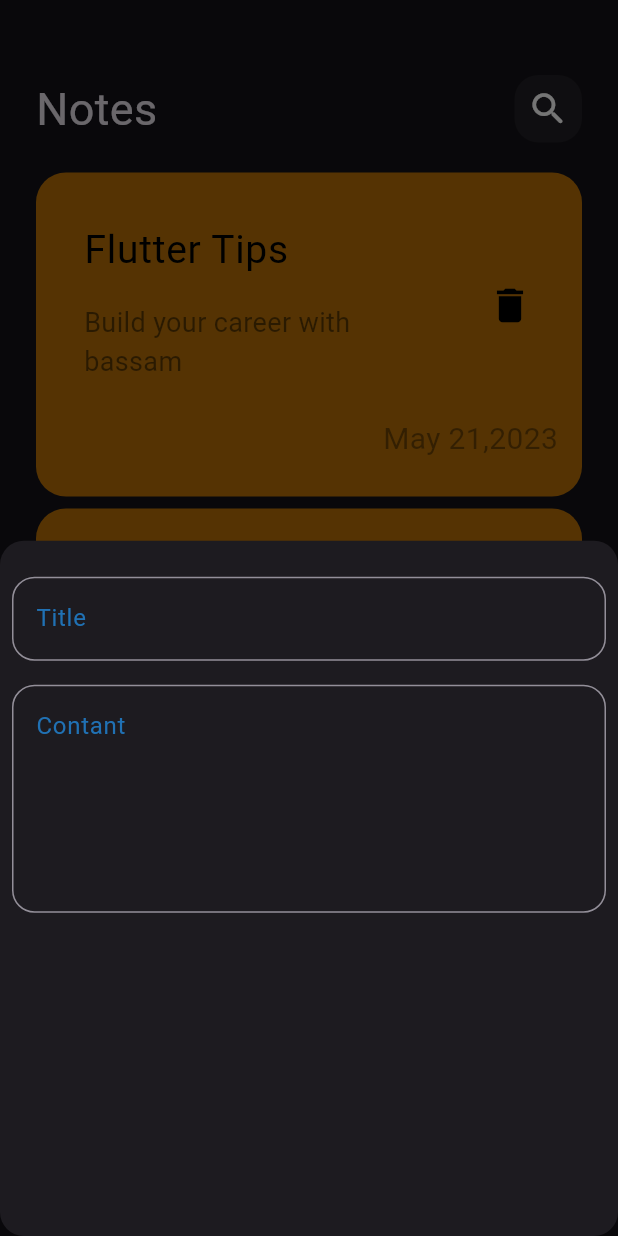
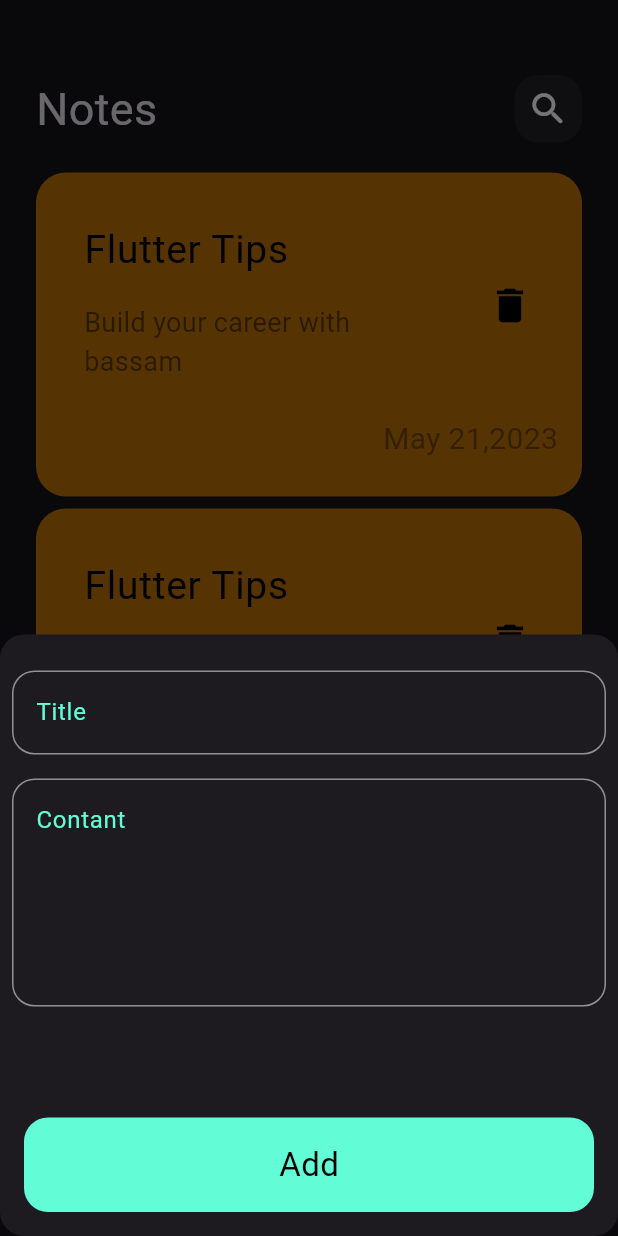
Before and after one commit to bassamAhmedBe/note_app, a Flutter app: the screen it shows after launch, after a tap on the "add" icon, on a phone screen of 412 x 824 dp. Run offline on Flutter 3.47's test engine with Material 3 defaults, Android fonts, the phone set to English and light mode, and no system bars.

Commit message:
constant

```diff
--- /dev/null
+++ b/lib/constant.dart
@@ -0,0 +1,3 @@
+import 'package:flutter/material.dart';
+
+ const KprimapryColors=Color(0xff62fcd7);
--- a/lib/widgets/addNoteBottomShet.dart
+++ b/lib/widgets/addNoteBottomShet.dart
@@ -1,14 +1,17 @@
 import 'package:flutter/material.dart';
+
 import 'package:notes/widgets/customTextField.dart';
+import 'package:notes/widgets/custom_button.dart';
 
 class AddNoteBottomSheet extends StatelessWidget {
   const AddNoteBottomSheet({super.key});
 
   @override
   Widget build(BuildContext context) {
-    return Column(
+    return SingleChildScrollView(
+      child: Column(
         children: [
-        SizedBox(
+          const SizedBox(
             height: 16,
           ),
           CustomTextField(
@@ -18,7 +21,12 @@ class AddNoteBottomSheet extends StatelessWidget {
             hintText: 'Contant',
             maxline: 5,
           ),
+       const   SizedBox(
+            height: 50,
+          ),
+       const   CustomButton(),
         ],
+      ),
     );
   }
 }
--- a/lib/widgets/customTextField.dart
+++ b/lib/widgets/customTextField.dart
@@ -1,4 +1,5 @@
 import 'package:flutter/material.dart';
+import 'package:notes/constant.dart';
 
 class CustomTextField extends StatelessWidget {
   CustomTextField({
@@ -20,7 +21,7 @@ class CustomTextField extends StatelessWidget {
         onChanged: onChanged,
         decoration: InputDecoration(
           hintText: hintText,
-          hintStyle: TextStyle(color: Colors.blue.withOpacity(.7)),
+          hintStyle: const TextStyle(color: KprimapryColors),
           border: OutlineInputBorder(
             borderRadius: BorderRadius.circular(15),
           ),
--- /dev/null
+++ b/lib/widgets/custom_button.dart
@@ -0,0 +1,29 @@
+import 'package:flutter/material.dart';
+import 'package:notes/constant.dart';
+
+class CustomButton extends StatelessWidget {
+  const CustomButton({super.key});
+
+  @override
+  Widget build(BuildContext context) {
+    return Padding(
+      padding: const EdgeInsets.all(16),
+      child: Container(
+        width: MediaQuery.of(context).size.width,
+        decoration: BoxDecoration(
+          color: KprimapryColors,
+          borderRadius: BorderRadius.circular(16),
+        ),
+        child:const Center(
+          child: Padding(
+            padding:  EdgeInsets.symmetric(horizontal: 16, vertical: 16),
+            child: Text(
+              'Add',
+              style: TextStyle(color: Colors.black, fontSize: 22),
+            ),
+          ),
+        ),
+      ),
+    );
+  }
+}
```
Lines whose indentation alone changed are shown as unchanged.
